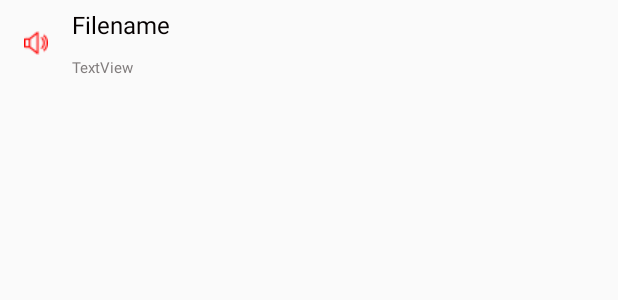
After one commit to DingchunFei/OurChat, an Android app: the layout single_audio_item.xml on its own in the app's theme, with its tools: preview values and no code run, on a phone screen of 412 x 824 dp. The commit adds this screen. Shown: the top 300 px of the screen. Run offline under Robolectric (Android 15) with nearby library versions, the phone set to English and light mode, and no system bars.

Commit message:
allAudioFiles in the recycleview

```diff
--- /dev/null
+++ b/app/src/main/res/layout/single_audio_item.xml
@@ -0,0 +1,51 @@
+<?xml version="1.0" encoding="utf-8"?>
+<androidx.constraintlayout.widget.ConstraintLayout xmlns:android="http://schemas.android.com/apk/res/android"
+    xmlns:app="http://schemas.android.com/apk/res-auto"
+    xmlns:tools="http://schemas.android.com/tools"
+    android:layout_width="match_parent"
+    android:layout_height="wrap_content">
+
+    <ImageView
+        android:id="@+id/single_item_button_image"
+        android:layout_width="wrap_content"
+        android:layout_height="wrap_content"
+        android:layout_marginStart="16dp"
+        android:layout_marginTop="16dp"
+        android:layout_marginBottom="16dp"
+        app:layout_constraintBottom_toBottomOf="parent"
+        app:layout_constraintStart_toStartOf="parent"
+        app:layout_constraintTop_toTopOf="parent"
+        app:srcCompat="@drawable/volume"
+        android:layout_marginLeft="16dp" />
+
+    <TextView
+        android:id="@+id/single_item_title"
+        android:layout_width="wrap_content"
+        android:layout_height="wrap_content"
+        android:layout_marginBottom="5dp"
+        android:layout_marginLeft="16dp"
+        android:layout_marginStart="16dp"
+        android:layout_marginTop="5dp"
+        android:text="Filename"
+        android:textColor="#050000"
+        android:textSize="16sp"
+        app:layout_constraintBottom_toTopOf="@+id/single_item_date"
+        app:layout_constraintStart_toEndOf="@+id/single_item_button_image"
+        app:layout_constraintTop_toTopOf="@+id/single_item_button_image" />
+
+    <TextView
+        android:id="@+id/single_item_date"
+        android:fontFamily=""
+        android:layout_width="wrap_content"
+        android:layout_height="wrap_content"
+        android:layout_marginBottom="5dp"
+        android:layout_marginLeft="16dp"
+        android:layout_marginStart="16dp"
+        android:layout_marginTop="5dp"
+        android:text="TextView"
+        android:textColor="#807C7C"
+        android:textSize="10sp"
+        app:layout_constraintBottom_toBottomOf="@+id/single_item_button_image"
+        app:layout_constraintStart_toEndOf="@+id/single_item_button_image"
+        app:layout_constraintTop_toBottomOf="@+id/single_item_title" />
+</androidx.constraintlayout.widget.ConstraintLayout>
```
Also changed, not shown: app/src/main/java/com/example/gotsaintwho/audio/AudioAdapter.java (added, +62 -0 lines), app/src/main/java/com/example/gotsaintwho/audio/AudioListFragment.java (+26 -0 lines), app/src/main/res/drawable-v24/audio_play.png (added), app/src/main/res/drawable-v24/list_play_btn.png (added), app/src/main/res/drawable-v24/volume.png (added).
